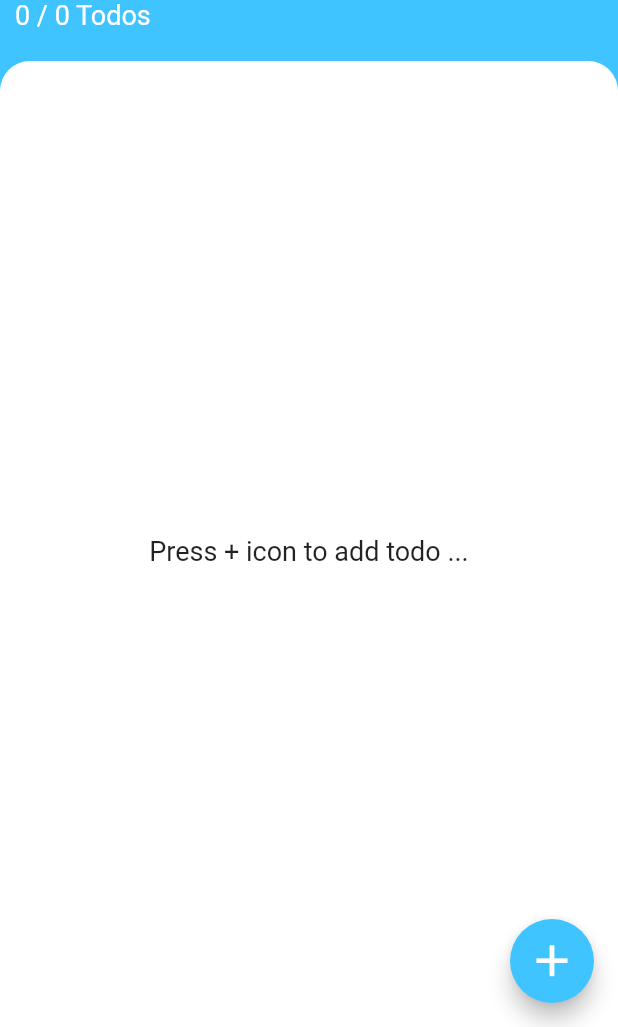
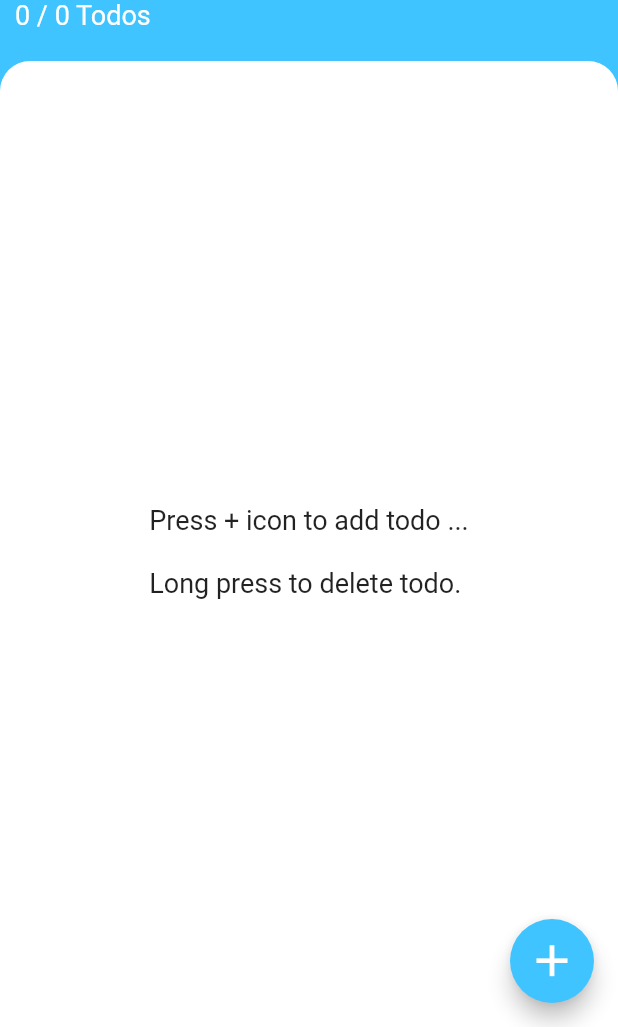
Before and after one commit to siuyin/todosy, a Flutter app: the screen it shows after launch, on a phone screen of 412 x 824 dp, the part 209-1236 px from its top. Run offline on Flutter 3.47's test engine with Material 2 defaults, Android fonts, the phone set to English and light mode, and no system bars.

Commit message:
Added instructions to the inititial screen.

```diff
--- a/lib/widgets/todo_list.dart
+++ b/lib/widgets/todo_list.dart
@@ -18,7 +18,7 @@ class TodoList extends StatelessWidget {
           return list.todos.isEmpty
               ? Center(
                   child: Text(
-                    'Press + icon to add todo ...',
+                    'Press + icon to add todo ...\n\nLong press to delete todo.',
                     style: TextStyle(fontSize: 18),
                   ),
                 )
```
